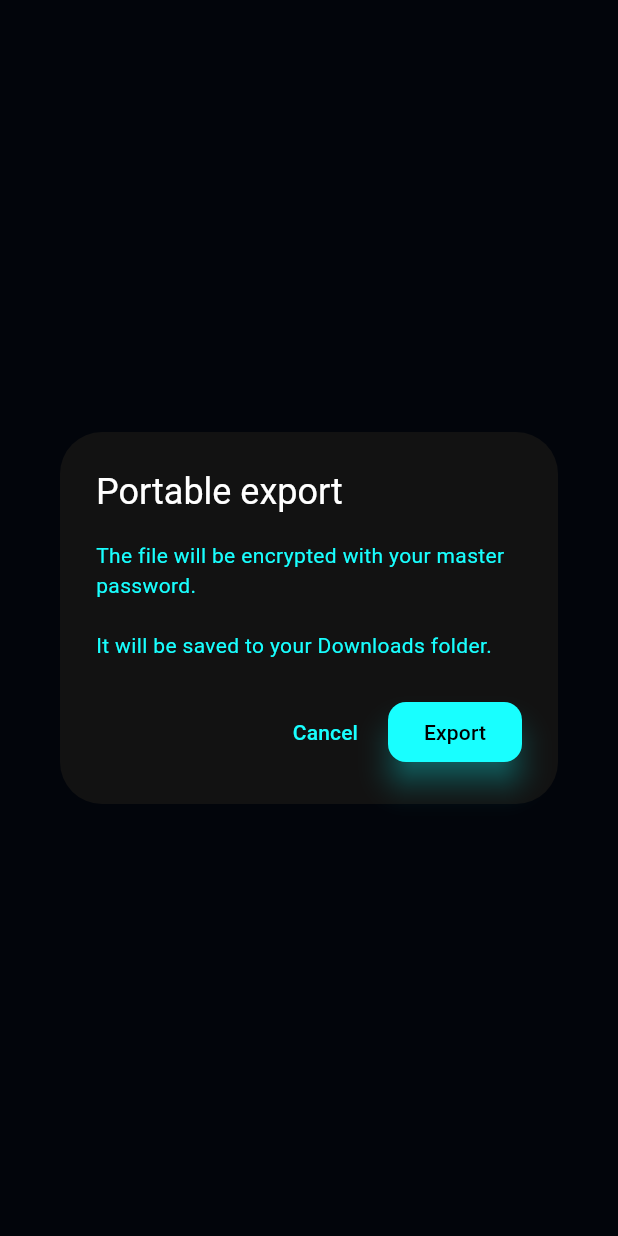
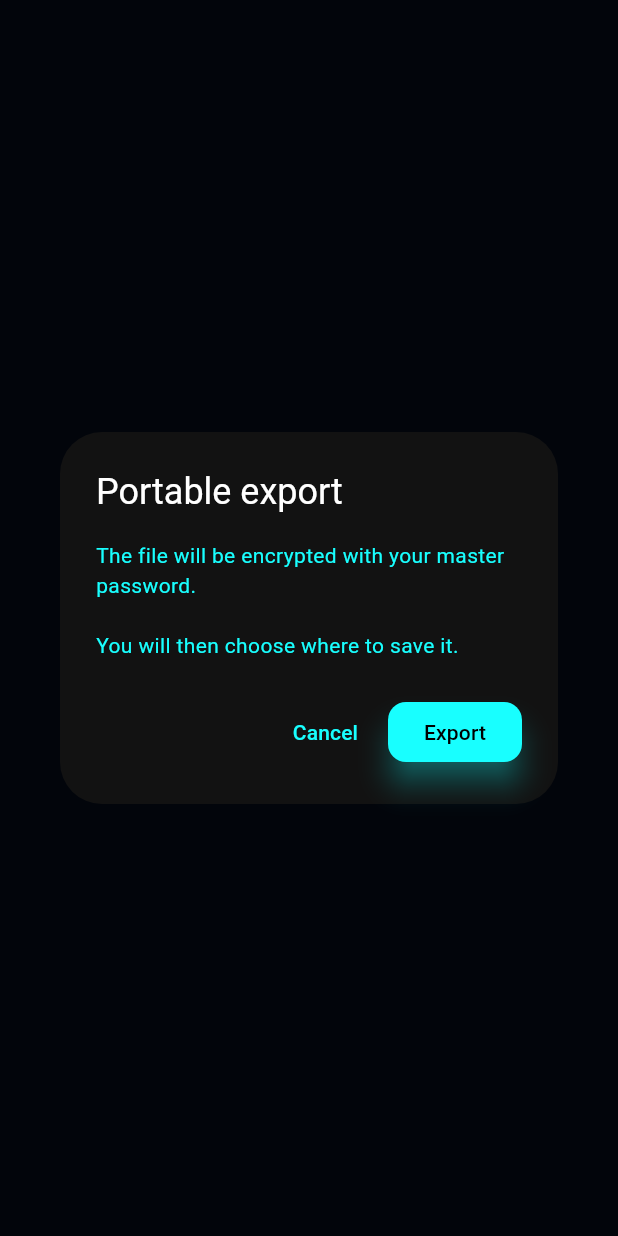
Before and after one commit to powksy94/PasswordMobileApp, a Flutter app: what exportVaultPortable() shows on an empty page, opened directly with empty values, on a phone screen of 412 x 824 dp. Run offline on Flutter 3.47's test engine with Material 3 defaults, Android fonts, the phone set to English and light mode, and no system bars; our stand-ins replace dio, file_picker, firebase_core, firebase_messaging, flutter_local_notifications, flutter_secure_storage and 5 more; missing offline and left inert: biometric_storage, encrypt, pointycastle, screen_protector; accounts and stored records are empty.

Commit message:
fix: let users save exports to Downloads and include URLs in exports

```diff
--- a/lib/features/vault/services/biometric_export_service.dart
+++ b/lib/features/vault/services/biometric_export_service.dart
@@ -93,6 +93,7 @@ class BiometricExportService {
                 'password': i.password,
                 'notes':    i.notes,
                 'icon':     i.icon,
+                'url':      i.url,
                 'pin':      i.pin,
               })
           .toList());
--- a/lib/features/vault/services/vault_export_service.dart
+++ b/lib/features/vault/services/vault_export_service.dart
@@ -23,6 +23,7 @@ class VaultExportService {
           'password': i.password,
           'notes':    i.notes,
           'icon':     i.icon,
+          'url':      i.url,
           'pin':      i.pin,
         }).toList(),
       ),
@@ -39,7 +40,7 @@ class VaultExportService {
     final jsonStr   = jsonEncode(items.map((i) => {
       'type': i.type, 'label': i.label, 'login': i.login,
       'password': i.password, 'notes': i.notes, 'icon': i.icon,
-      'pin': i.pin,
+      'url': i.url, 'pin': i.pin,
     }).toList());
     final encrypted = CryptoService.encryptText(jsonStr, key);
 
--- a/lib/l10n/app_en.arb
+++ b/lib/l10n/app_en.arb
@@ -268,10 +268,16 @@
   "exportOptionJsonSubtitle": "⚠️ Passwords readable by anyone.",
   "errorBiometricExportUnavailable": "Biometrics unavailable - use portable export",
   "titlePortableExport": "Portable export",
-  "bodyPortableExport": "The file will be encrypted with your master password.\n\nIt will be saved to your Downloads folder.",
+  "bodyPortableExport": "The file will be encrypted with your master password.\n\nYou will then choose where to save it.",
+  "titleExportDestination": "Where to save the export?",
+  "optionExportSaveToDevice": "Save on this phone",
+  "optionExportSaveToDeviceSubtitle": "Downloads or another folder",
+  "optionExportShare": "Share",
+  "optionExportShareSubtitle": "Drive, email, another app...",
+  "snackExportSaved": "Export saved",
   "btnExport": "Export",
   "titleJsonExport": "JSON export",
-  "bodyJsonExport": "⚠️ This file will contain your passwords in plaintext.\n\nIt will be saved to your Downloads folder.",
+  "bodyJsonExport": "⚠️ This file will contain your passwords in plaintext.\n\nYou will then choose where to save it.",
 
   "dialogTitleSelectVaultFile": "Select a vault file (.enc, .json, .csv)",
   "errorCannotReadFile": "Unable to read the file.",
--- a/lib/l10n/app_localizations.dart
+++ b/lib/l10n/app_localizations.dart
@@ -1477,8 +1477,44 @@ abstract class AppLocalizations {
   /// No description provided for @bodyPortableExport.
   ///
   /// In en, this message translates to:
-  /// **'The file will be encrypted with your master password.\n\nIt will be saved to your Downloads folder.'**
+  /// **'The file will be encrypted with your master password.\n\nYou will then choose where to save it.'**
   String get bodyPortableExport;
+
+  /// No description provided for @titleExportDestination.
+  ///
+  /// In en, this message translates to:
+  /// **'Where to save the export?'**
+  String get titleExportDestination;
+
+  /// No description provided for @optionExportSaveToDevice.
+  ///
+  /// In en, this message translates to:
+  /// **'Save on this phone'**
+  String get optionExportSaveToDevice;
+
+  /// No description provided for @optionExportSaveToDeviceSubtitle.
+  ///
+  /// In en, this message translates to:
+  /// **'Downloads or another folder'**
+  String get optionExportSaveToDeviceSubtitle;
+
+  /// No description provided for @optionExportShare.
+  ///
+  /// In en, this message translates to:
+  /// **'Share'**
+  String get optionExportShare;
+
+  /// No description provided for @optionExportShareSubtitle.
+  ///
+  /// In en, this message translates to:
+  /// **'Drive, email, another app...'**
+  String get optionExportShareSubtitle;
+
+  /// No description provided for @snackExportSaved.
+  ///
+  /// In en, this message translates to:
+  /// **'Export saved'**
+  String get snackExportSaved;
 
   /// No description provided for @btnExport.
   ///
@@ -1495,7 +1531,7 @@ abstract class AppLocalizations {
   /// No description provided for @bodyJsonExport.
   ///
   /// In en, this message translates to:
-  /// **'⚠️ This file will contain your passwords in plaintext.\n\nIt will be saved to your Downloads folder.'**
+  /// **'⚠️ This file will contain your passwords in plaintext.\n\nYou will then choose where to save it.'**
   String get bodyJsonExport;
 
   /// No description provided for @dialogTitleSelectVaultFile.
--- a/lib/l10n/app_localizations_en.dart
+++ b/lib/l10n/app_localizations_en.dart
@@ -766,7 +766,25 @@ class AppLocalizationsEn extends AppLocalizations {
 
   @override
   String get bodyPortableExport =>
-      'The file will be encrypted with your master password.\n\nIt will be saved to your Downloads folder.';
+      'The file will be encrypted with your master password.\n\nYou will then choose where to save it.';
+
+  @override
+  String get titleExportDestination => 'Where to save the export?';
+
+  @override
+  String get optionExportSaveToDevice => 'Save on this phone';
+
+  @override
+  String get optionExportSaveToDeviceSubtitle => 'Downloads or another folder';
+
+  @override
+  String get optionExportShare => 'Share';
+
+  @override
+  String get optionExportShareSubtitle => 'Drive, email, another app...';
+
+  @override
+  String get snackExportSaved => 'Export saved';
 
   @override
   String get btnExport => 'Export';
@@ -776,7 +794,7 @@ class AppLocalizationsEn extends AppLocalizations {
 
   @override
   String get bodyJsonExport =>
-      '⚠️ This file will contain your passwords in plaintext.\n\nIt will be saved to your Downloads folder.';
+      '⚠️ This file will contain your passwords in plaintext.\n\nYou will then choose where to save it.';
 
   @override
   String get dialogTitleSelectVaultFile =>
```
Also changed, not shown: lib/features/vault/pages/vault_export_actions.dart (+7 -9 lines), lib/features/vault/widgets/export_destination_sheet.dart (added, +60 -0 lines), lib/l10n/app_es.arb (+8 -2 lines), lib/l10n/app_fr.arb (+8 -2 lines), lib/l10n/app_localizations_es.dart (+20 -2 lines), lib/l10n/app_localizations_fr.dart (+21 -2 lines).
